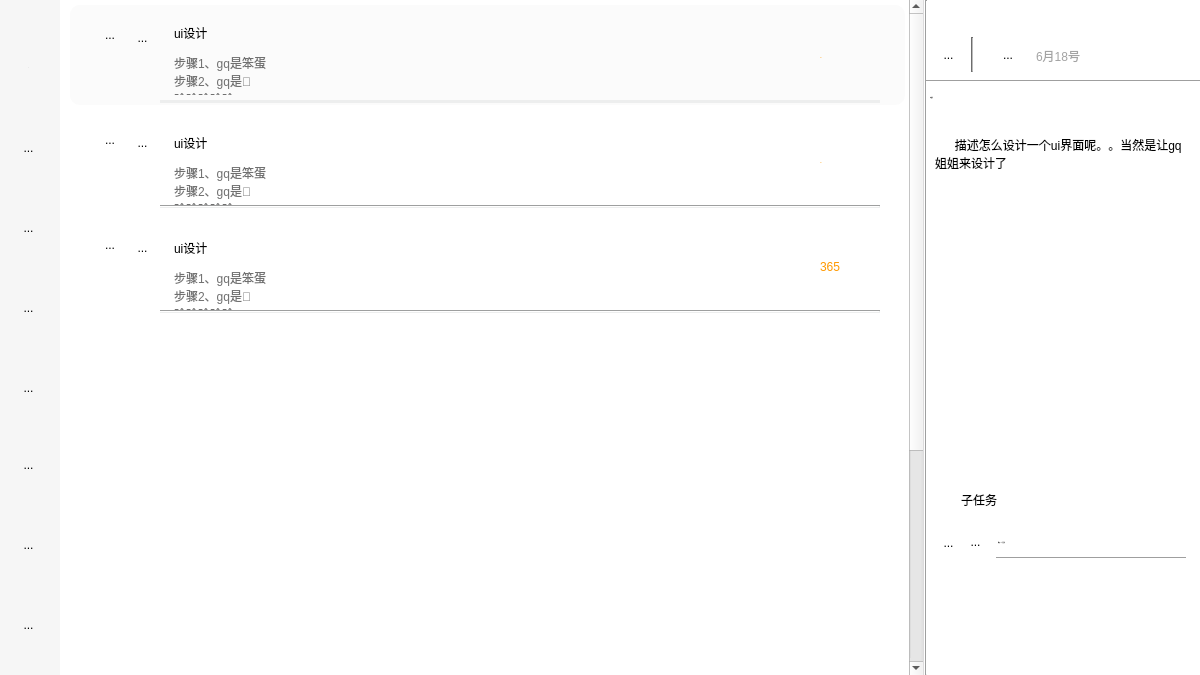
First picture: the form in DailyManagement/countdownPage.ui, repository YuJieROOT/DailyManagement, before the edit.
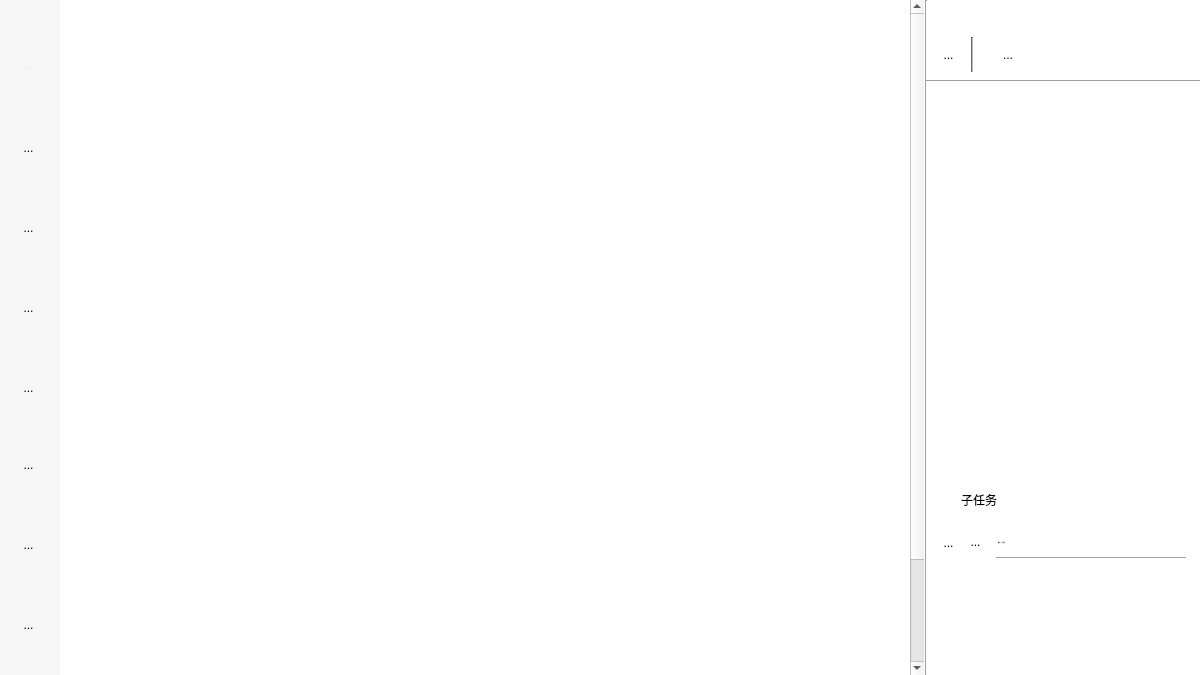
Second picture: the form after the edit. Icons and pictures are not drawn.

Commit message: 1、countdownPage.cpp 第二、三栏跳转 2、countdownPage.ui 初始页面加载

Diff of the .ui file:
```diff
--- a/DailyManagement/countdownPage.ui
+++ b/DailyManagement/countdownPage.ui
@@ -13,6 +13,9 @@
   <property name="windowTitle">
    <string>MainWindow</string>
   </property>
+  <property name="styleSheet">
+   <string notr="true"/>
+  </property>
   <widget class="QWidget" name="centralwidget">
    <property name="styleSheet">
     <string notr="true">QWidget#centralwidget
@@ -282,626 +285,7 @@
      <enum>Qt::Vertical</enum>
     </property>
    </widget>
-   <widget class="QScrollArea" name="scrollArea">
-    <property name="geometry">
-     <rect>
-      <x>60</x>
-      <y>0</y>
-      <width>864</width>
-      <height>675</height>
-     </rect>
-    </property>
-    <property name="styleSheet">
-     <string notr="true">QWidget#centralwidget
-{
-background-color: rgb(255, 255, 255);
-}
-QScrollArea{
-border: 0px solid;
-border-right-width: 1px;
-border-right-color: #dcdbdc;
-background-color: #f5f5f7;
-}
-QScrollBar:vertical {
-border: none;
-background: #f5f5f7;
-width: 10px;
-margin: 0px 0 0px 0;
-}
-QScrollBar::handle:vertical {
-background: Gainsboro;
-min-height: 20px;
-border-radius: 5px;
-border: none;
-}
-QScrollBar::add-line:vertical {
-border: 0px solid grey;
-background: #32CC99;
-height: 0px;
-subcontrol-position: bottom;
-subcontrol-origin: margin;
-}
-QScrollBar::sub-line:vertical {
-border: 0px solid grey;
-background: #32CC99;
-height: 0px;
-subcontrol-position: top;
-subcontrol-origin: margin;
-}
-QScrollBar::add-page:vertical, QScrollBar::sub-page:vertical {
-background: none;
-width: 0px;
-height: 0px;
-}</string>
-    </property>
-    <property name="frameShape">
-     <enum>QFrame::NoFrame</enum>
-    </property>
-    <property name="horizontalScrollBarPolicy">
-     <enum>Qt::ScrollBarAlwaysOff</enum>
-    </property>
-    <property name="widgetResizable">
-     <bool>false</bool>
-    </property>
-    <widget class="QWidget" name="scrollAreaWidgetContents">
-     <property name="geometry">
-      <rect>
-       <x>0</x>
-       <y>0</y>
-       <width>853</width>
-       <height>1000</height>
-      </rect>
-     </property>
-     <property name="styleSheet">
-      <string notr="true">background-color: rgb(255, 255, 255);</string>
-     </property>
-     <widget class="QWidget" name="countdown_bar" native="true">
-      <property name="geometry">
-       <rect>
-        <x>10</x>
-        <y>5</y>
-        <width>835</width>
-        <height>100</height>
-       </rect>
-      </property>
-      <property name="styleSheet">
-       <string notr="true">background-color: rgba(246, 246, 246, 125);
-border-radius:10px</string>
-      </property>
-      <widget class="QWidget" name="countdown_bar_bar" native="true">
-       <property name="geometry">
-        <rect>
-         <x>10</x>
-         <y>10</y>
-         <width>835</width>
-         <height>85</height>
-        </rect>
-       </property>
-       <property name="styleSheet">
-        <string notr="true">background-color: rgba(255, 255, 255, 0);</string>
-       </property>
-       <widget class="QToolButton" name="countdown_bar_pushbutton">
-        <property name="geometry">
-         <rect>
-          <x>20</x>
-          <y>10</y>
-          <width>20</width>
-          <height>20</height>
-         </rect>
-        </property>
-        <property name="styleSheet">
-         <string notr="true">background-color: rgba(255, 255, 255, 0);</string>
-        </property>
-        <property name="text">
-         <string>...</string>
-        </property>
-        <property name="icon">
-         <iconset resource="rsc.qrc">
-          <normaloff>:/icon/push_off.png</normaloff>:/icon/push_off.png</iconset>
-        </property>
-        <property name="iconSize">
-         <size>
-          <width>15</width>
-          <height>15</height>
-         </size>
-        </property>
-        <property name="autoRaise">
-         <bool>true</bool>
-        </property>
-       </widget>
-       <widget class="QToolButton" name="countdown_bar_pane_off">
-        <property name="geometry">
-         <rect>
-          <x>50</x>
-          <y>10</y>
-          <width>25</width>
-          <height>25</height>
-         </rect>
-        </property>
-        <property name="styleSheet">
-         <string notr="true">background-color: rgba(255, 255, 255, 0);</string>
-        </property>
-        <property name="text">
-         <string>...</string>
-        </property>
-        <property name="icon">
-         <iconset resource="rsc.qrc">
-          <normaloff>:/icon/pane_off.png</normaloff>:/icon/pane_off.png</iconset>
-        </property>
-        <property name="iconSize">
-         <size>
-          <width>42</width>
-          <height>42</height>
-         </size>
-        </property>
-        <property name="popupMode">
-         <enum>QToolButton::InstantPopup</enum>
-        </property>
-        <property name="autoRaise">
-         <bool>true</bool>
-        </property>
-       </widget>
-       <widget class="QPlainTextEdit" name="countdown_bar_plainTextEdit_2">
-        <property name="geometry">
-         <rect>
-          <x>90</x>
-          <y>5</y>
-          <width>610</width>
-          <height>30</height>
-         </rect>
-        </property>
-        <property name="focusPolicy">
-         <enum>Qt::NoFocus</enum>
-        </property>
-        <property name="styleSheet">
-         <string notr="true">background-color: rgba(255, 255, 255, 0);
-font: 20px &quot;Microsoft YaHei&quot;;</string>
-        </property>
-        <property name="frameShape">
-         <enum>QFrame::NoFrame</enum>
-        </property>
-        <property name="verticalScrollBarPolicy">
-         <enum>Qt::ScrollBarAlwaysOff</enum>
-        </property>
-        <property name="plainText">
-         <string>ui设计</string>
-        </property>
-       </widget>
-       <widget class="QPlainTextEdit" name="countdown_bar_plainTextEdit">
-        <property name="geometry">
-         <rect>
-          <x>90</x>
-          <y>35</y>
-          <width>610</width>
-          <height>45</height>
-         </rect>
-        </property>
-        <property name="focusPolicy">
-         <enum>Qt::NoFocus</enum>
-        </property>
-        <property name="styleSheet">
-         <string notr="true">color: rgb(112, 112, 112);
-font: 13px &quot;Microsoft YaHei&quot;;</string>
-        </property>
-        <property name="frameShape">
-         <enum>QFrame::NoFrame</enum>
-        </property>
-        <property name="frameShadow">
-         <enum>QFrame::Plain</enum>
-        </property>
-        <property name="verticalScrollBarPolicy">
-         <enum>Qt::ScrollBarAlwaysOff</enum>
-        </property>
-        <property name="plainText">
-         <string>步骤1、gq是笨蛋
-步骤2、gq是🐖
-哈哈哈哈哈</string>
-        </property>
-       </widget>
-       <widget class="QLabel" name="countdown_bar_time">
-        <property name="geometry">
-         <rect>
-          <x>740</x>
-          <y>20</y>
-          <width>70</width>
-          <height>44</height>
-         </rect>
-        </property>
-        <property name="font">
-         <font>
-          <family>STHupo</family>
-          <pointsize>-1</pointsize>
-          <weight>50</weight>
-          <italic>false</italic>
-          <bold>false</bold>
-         </font>
-        </property>
-        <property name="styleSheet">
-         <string notr="true">color: rgb(255, 153, 0);
-font: 30px &quot;STHupo&quot;;</string>
-        </property>
-        <property name="text">
-         <string>365</string>
-        </property>
-       </widget>
-      </widget>
-      <widget class="Line" name="countdown_bar_line">
-       <property name="geometry">
-        <rect>
-         <x>90</x>
-         <y>95</y>
-         <width>720</width>
-         <height>3</height>
-        </rect>
-       </property>
-       <property name="styleSheet">
-        <string notr="true">background-color: rgb(237, 238, 238);</string>
-       </property>
-       <property name="orientation">
-        <enum>Qt::Horizontal</enum>
-       </property>
-      </widget>
-     </widget>
-     <widget class="QWidget" name="countdown_bar_2" native="true">
-      <property name="geometry">
-       <rect>
-        <x>10</x>
-        <y>110</y>
-        <width>835</width>
-        <height>100</height>
-       </rect>
-      </property>
-      <widget class="QWidget" name="countdown_bar_bar_2" native="true">
-       <property name="geometry">
-        <rect>
-         <x>10</x>
-         <y>10</y>
-         <width>835</width>
-         <height>85</height>
-        </rect>
-       </property>
-       <property name="styleSheet">
-        <string notr="true">background-color: rgba(255, 255, 255, 0);</string>
-       </property>
-       <widget class="QToolButton" name="countdown_bar_pushbutton_2">
-        <property name="geometry">
-         <rect>
-          <x>20</x>
-          <y>10</y>
-          <width>20</width>
-          <height>20</height>
-         </rect>
-        </property>
-        <property name="styleSheet">
-         <string notr="true">background-color: rgba(255, 255, 255, 0);</string>
-        </property>
-        <property name="text">
-         <string>...</string>
-        </property>
-        <property name="icon">
-         <iconset resource="rsc.qrc">
-          <normaloff>:/icon/push_off.png</normaloff>:/icon/push_off.png</iconset>
-        </property>
-        <property name="iconSize">
-         <size>
-          <width>15</width>
-          <height>15</height>
-         </size>
-        </property>
-        <property name="autoRaise">
-         <bool>true</bool>
-        </property>
-       </widget>
-       <widget class="QToolButton" name="countdown_bar_pane_off_2">
-        <property name="geometry">
-         <rect>
-          <x>50</x>
-          <y>10</y>
-          <width>25</width>
-          <height>25</height>
-         </rect>
-        </property>
-        <property name="styleSheet">
-         <string notr="true">background-color: rgba(255, 255, 255, 0);</string>
-        </property>
-        <property name="text">
-         <string>...</string>
-        </property>
-        <property name="icon">
-         <iconset resource="rsc.qrc">
-          <normaloff>:/icon/pane_off.png</normaloff>:/icon/pane_off.png</iconset>
-        </property>
-        <property name="iconSize">
-         <size>
-          <width>42</width>
-          <height>42</height>
-         </size>
-        </property>
-        <property name="popupMode">
-         <enum>QToolButton::InstantPopup</enum>
-        </property>
-        <property name="autoRaise">
-         <bool>true</bool>
-        </property>
-       </widget>
-       <widget class="QPlainTextEdit" name="countdown_bar_plainTextEdit_3">
-        <property name="geometry">
-         <rect>
-          <x>90</x>
-          <y>10</y>
-          <width>610</width>
-          <height>30</height>
-         </rect>
-        </property>
-        <property name="focusPolicy">
-         <enum>Qt::NoFocus</enum>
-        </property>
-        <property name="styleSheet">
-         <string notr="true">background-color: rgba(255, 255, 255, 0);
-font: 20px &quot;Microsoft YaHei&quot;;</string>
-        </property>
-        <property name="frameShape">
-         <enum>QFrame::NoFrame</enum>
-        </property>
-        <property name="verticalScrollBarPolicy">
-         <enum>Qt::ScrollBarAlwaysOff</enum>
-        </property>
-        <property name="plainText">
-         <string>ui设计</string>
-        </property>
-       </widget>
-       <widget class="QPlainTextEdit" name="countdown_bar_plainTextEdit_4">
-        <property name="geometry">
-         <rect>
-          <x>90</x>
-          <y>40</y>
-          <width>610</width>
-          <height>45</height>
-         </rect>
-        </property>
-        <property name="focusPolicy">
-         <enum>Qt::NoFocus</enum>
-        </property>
-        <property name="styleSheet">
-         <string notr="true">color: rgb(112, 112, 112);
-font: 13px &quot;Microsoft YaHei&quot;;</string>
-        </property>
-        <property name="frameShape">
-         <enum>QFrame::NoFrame</enum>
-        </property>
-        <property name="frameShadow">
-         <enum>QFrame::Plain</enum>
-        </property>
-        <property name="verticalScrollBarPolicy">
-         <enum>Qt::ScrollBarAlwaysOff</enum>
-        </property>
-        <property name="plainText">
-         <string>步骤1、gq是笨蛋
-步骤2、gq是🐖
-哈哈哈哈哈</string>
-        </property>
-       </widget>
-       <widget class="QLabel" name="countdown_bar_time_2">
-        <property name="geometry">
-         <rect>
-          <x>740</x>
-          <y>20</y>
-          <width>70</width>
-          <height>44</height>
-         </rect>
-        </property>
-        <property name="font">
-         <font>
-          <family>STHupo</family>
-          <pointsize>-1</pointsize>
-          <weight>50</weight>
-          <italic>false</italic>
-          <bold>false</bold>
-         </font>
-        </property>
-        <property name="styleSheet">
-         <string notr="true">color: rgb(255, 153, 0);
-font: 30px &quot;STHupo&quot;;</string>
-        </property>
-        <property name="text">
-         <string>365</string>
-        </property>
-       </widget>
-      </widget>
-      <widget class="Line" name="countdown_bar_line_2">
-       <property name="geometry">
-        <rect>
-         <x>90</x>
-         <y>95</y>
-         <width>720</width>
-         <height>3</height>
-        </rect>
-       </property>
-       <property name="styleSheet">
-        <string notr="true">background-color: rgb(237, 238, 238);</string>
-       </property>
-       <property name="orientation">
-        <enum>Qt::Horizontal</enum>
-       </property>
-      </widget>
-     </widget>
-     <widget class="QWidget" name="countdown_bar_3" native="true">
-      <property name="geometry">
-       <rect>
-        <x>10</x>
-        <y>215</y>
-        <width>835</width>
-        <height>100</height>
-       </rect>
-      </property>
-      <widget class="QWidget" name="countdown_bar_bar_3" native="true">
-       <property name="geometry">
-        <rect>
-         <x>10</x>
-         <y>10</y>
-         <width>835</width>
-         <height>85</height>
-        </rect>
-       </property>
-       <property name="styleSheet">
-        <string notr="true">background-color: rgba(255, 255, 255, 0);</string>
-       </property>
-       <widget class="QToolButton" name="countdown_bar_pushbutton_3">
-        <property name="geometry">
-         <rect>
-          <x>20</x>
-          <y>10</y>
-          <width>20</width>
-          <height>20</height>
-         </rect>
-        </property>
-        <property name="styleSheet">
-         <string notr="true">background-color: rgba(255, 255, 255, 0);</string>
-        </property>
-        <property name="text">
-         <string>...</string>
-        </property>
-        <property name="icon">
-         <iconset resource="rsc.qrc">
-          <normaloff>:/icon/push_off.png</normaloff>:/icon/push_off.png</iconset>
-        </property>
-        <property name="iconSize">
-         <size>
-          <width>15</width>
-          <height>15</height>
-         </size>
-        </property>
-        <property name="autoRaise">
-         <bool>true</bool>
-        </property>
-       </widget>
-       <widget class="QToolButton" name="countdown_bar_pane_off_3">
-        <property name="geometry">
-         <rect>
-          <x>50</x>
-          <y>10</y>
-          <width>25</width>
-          <height>25</height>
-         </rect>
-        </property>
-        <property name="styleSheet">
-         <string notr="true">background-color: rgba(255, 255, 255, 0);</string>
-        </property>
-        <property name="text">
-         <string>...</string>
-        </property>
-        <property name="icon">
-         <iconset resource="rsc.qrc">
-          <normaloff>:/icon/pane_off.png</normaloff>:/icon/pane_off.png</iconset>
-        </property>
-        <property name="iconSize">
-         <size>
-          <width>42</width>
-          <height>42</height>
-         </size>
-        </property>
-        <property name="popupMode">
-         <enum>QToolButton::InstantPopup</enum>
-        </property>
-        <property name="autoRaise">
-         <bool>true</bool>
-        </property>
-       </widget>
-       <widget class="QPlainTextEdit" name="countdown_bar_plainTextEdit_5">
-        <property name="geometry">
-         <rect>
-          <x>90</x>
-          <y>10</y>
-          <width>610</width>
-          <height>30</height>
-         </rect>
-        </property>
-        <property name="focusPolicy">
-         <enum>Qt::NoFocus</enum>
-        </property>
-        <property name="styleSheet">
-         <string notr="true">background-color: rgba(255, 255, 255, 0);
-font: 20px &quot;Microsoft YaHei&quot;;</string>
-        </property>
-        <property name="frameShape">
-         <enum>QFrame::NoFrame</enum>
-        </property>
-        <property name="verticalScrollBarPolicy">
-         <enum>Qt::ScrollBarAlwaysOff</enum>
-        </property>
-        <property name="plainText">
-         <string>ui设计</string>
-        </property>
-       </widget>
-       <widget class="QPlainTextEdit" name="countdown_bar_plainTextEdit_6">
-        <property name="geometry">
-         <rect>
-          <x>90</x>
-          <y>40</y>
-          <width>610</width>
-          <height>45</height>
-         </rect>
-        </property>
-        <property name="focusPolicy">
-         <enum>Qt::NoFocus</enum>
-        </property>
-        <property name="styleSheet">
-         <string notr="true">color: rgb(112, 112, 112);
-font: 13px &quot;Microsoft YaHei&quot;;</string>
-        </property>
-        <property name="frameShape">
-         <enum>QFrame::NoFrame</enum>
-        </property>
-        <property name="frameShadow">
-         <enum>QFrame::Plain</enum>
-        </property>
-        <property name="verticalScrollBarPolicy">
-         <enum>Qt::ScrollBarAlwaysOff</enum>
-        </property>
-        <property name="plainText">
-         <string>步骤1、gq是笨蛋
-步骤2、gq是🐖
-哈哈哈哈哈</string>
-        </property>
-       </widget>
-       <widget class="QLabel" name="countdown_bar_time_3">
-        <property name="geometry">
-         <rect>
-          <x>740</x>
-          <y>20</y>
-          <width>70</width>
-          <height>44</height>
-         </rect>
-        </property>
-        <property name="styleSheet">
-         <string notr="true">color: rgb(255, 153, 0);
-font: 30px &quot;STHupo&quot;;</string>
-        </property>
-        <property name="text">
-         <string>365</string>
-        </property>
-       </widget>
-      </widget>
-      <widget class="Line" name="countdown_bar_line_3">
-       <property name="geometry">
-        <rect>
-         <x>90</x>
-         <y>95</y>
-         <width>720</width>
-         <height>3</height>
-        </rect>
-       </property>
-       <property name="styleSheet">
-        <string notr="true">background-color: rgb(237, 238, 238);</string>
-       </property>
-       <property name="orientation">
-        <enum>Qt::Horizontal</enum>
-       </property>
-      </widget>
-     </widget>
-    </widget>
-   </widget>
-   <widget class="QWidget" name="left4" native="true">
+   <widget class="QWidget" name="left3" native="true">
     <property name="geometry">
      <rect>
       <x>926</x>
@@ -924,7 +308,7 @@
        <rect>
         <x>0</x>
         <y>30</y>
-        <width>195</width>
+        <width>261</width>
         <height>50</height>
        </rect>
       </property>
@@ -1003,21 +387,17 @@
         <bool>true</bool>
        </property>
       </widget>
-      <widget class="QLabel" name="deadline_date">
+      <widget class="QLineEdit" name="deadline_date">
        <property name="geometry">
         <rect>
          <x>110</x>
          <y>15</y>
-         <width>71</width>
-         <height>21</height>
+         <width>151</width>
+         <height>20</height>
         </rect>
        </property>
-       <property name="styleSheet">
-        <string notr="true">color: rgb(163, 163, 163);
-font: 15px &quot;Microsoft YaHei&quot;;</string>
-       </property>
-       <property name="text">
-        <string>6月18号</string>
+       <property name="frame">
+        <bool>false</bool>
        </property>
       </widget>
      </widget>
@@ -1031,45 +411,7 @@
        <height>593</height>
       </rect>
      </property>
-     <widget class="QPlainTextEdit" name="title_2">
-      <property name="geometry">
-       <rect>
-        <x>0</x>
-        <y>10</y>
-        <width>261</width>
-        <height>30</height>
-       </rect>
-      </property>
-      <property name="font">
-       <font>
-        <family>Microsoft YaHei</family>
-        <pointsize>-1</pointsize>
-        <weight>75</weight>
-        <italic>false</italic>
-        <bold>true</bold>
-       </font>
-      </property>
-      <property name="focusPolicy">
-       <enum>Qt::ClickFocus</enum>
-      </property>
-      <property name="styleSheet">
-       <string notr="true">font: 20px &quot;Microsoft YaHei&quot;;
-font-weight:bold</string>
-      </property>
-      <property name="frameShape">
-       <enum>QFrame::NoFrame</enum>
-      </property>
-      <property name="verticalScrollBarPolicy">
-       <enum>Qt::ScrollBarAlwaysOff</enum>
-      </property>
-      <property name="horizontalScrollBarPolicy">
-       <enum>Qt::ScrollBarAsNeeded</enum>
-      </property>
-      <property name="plainText">
-       <string>ui设计</string>
-      </property>
-     </widget>
-     <widget class="QPlainTextEdit" name="detial_2">
+     <widget class="QPlainTextEdit" name="detial">
       <property name="geometry">
        <rect>
         <x>5</x>
@@ -1091,9 +433,6 @@
       <property name="horizontalScrollBarPolicy">
        <enum>Qt::ScrollBarAlwaysOff</enum>
       </property>
-      <property name="plainText">
-       <string>      描述怎么设计一个ui界面呢。。当然是让gq姐姐来设计了</string>
-      </property>
      </widget>
      <widget class="QWidget" name="subtask_logo_2" native="true">
       <property name="geometry">
@@ -1255,6 +594,26 @@
        </property>
       </widget>
      </widget>
+     <widget class="QLineEdit" name="title">
+      <property name="geometry">
+       <rect>
+        <x>5</x>
+        <y>10</y>
+        <width>260</width>
+        <height>30</height>
+       </rect>
+      </property>
+      <property name="focusPolicy">
+       <enum>Qt::ClickFocus</enum>
+      </property>
+      <property name="styleSheet">
+       <string notr="true">font: 20px &quot;Microsoft YaHei&quot;;
+font-weight:bold</string>
+      </property>
+      <property name="frame">
+       <bool>false</bool>
+      </property>
+     </widget>
     </widget>
     <widget class="Line" name="line">
      <property name="geometry">
@@ -1270,6 +629,96 @@
      </property>
     </widget>
    </widget>
+   <widget class="QWidget" name="left2" native="true">
+    <property name="geometry">
+     <rect>
+      <x>60</x>
+      <y>0</y>
+      <width>864</width>
+      <height>675</height>
+     </rect>
+    </property>
+    <property name="styleSheet">
+     <string notr="true"/>
+    </property>
+    <widget class="QScrollArea" name="countdown_scrollArea">
+     <property name="geometry">
+      <rect>
+       <x>0</x>
+       <y>0</y>
+       <width>865</width>
+       <height>675</height>
+      </rect>
+     </property>
+     <property name="autoFillBackground">
+      <bool>false</bool>
+     </property>
+     <property name="styleSheet">
+      <string notr="true">QScrollArea{
+border: 0px solid;
+border-right-width: 1px;
+border-right-color: #dcdbdc;
+background-color: #ffffff;
+}
+QScrollBar:vertical {
+border: none;
+background: #f5f5f7;
+width: 10px;
+margin: 0px 0 0px 0;
+}
+QScrollBar::handle:vertical {
+background: Gainsboro;
+min-height: 20px;
+border-radius: 5px;
+border: none;
+}
+QScrollBar::add-line:vertical {
+border: 0px solid grey;
+background: #32CC99;
+height: 0px;
+subcontrol-position: bottom;
+subcontrol-origin: margin;
+}
+QScrollBar::sub-line:vertical {
+border: 0px solid grey;
+background: #32CC99;
+height: 0px;
+subcontrol-position: top;
+subcontrol-origin: margin;
+}
+QScrollBar::add-page:vertical, QScrollBar::sub-page:vertical {
+background: none;
+width: 0px;
+height: 0px;
+}</string>
+     </property>
+     <property name="frameShape">
+      <enum>QFrame::NoFrame</enum>
+     </property>
+     <property name="horizontalScrollBarPolicy">
+      <enum>Qt::ScrollBarAlwaysOff</enum>
+     </property>
+     <property name="sizeAdjustPolicy">
+      <enum>QAbstractScrollArea::AdjustIgnored</enum>
+     </property>
+     <property name="widgetResizable">
+      <bool>false</bool>
+     </property>
+     <widget class="QWidget" name="countdown_scrollAreaWidgetContents">
+      <property name="geometry">
+       <rect>
+        <x>0</x>
+        <y>0</y>
+        <width>865</width>
+        <height>800</height>
+       </rect>
+      </property>
+      <property name="styleSheet">
+       <string notr="true">background-color: rgba(255, 255, 255, 0);</string>
+      </property>
+     </widget>
+    </widget>
+   </widget>
   </widget>
  </widget>
  <resources>
```
Left out of the diff: 16 changed lines with no effect on the pictures. The commit also changes 7 other files.
